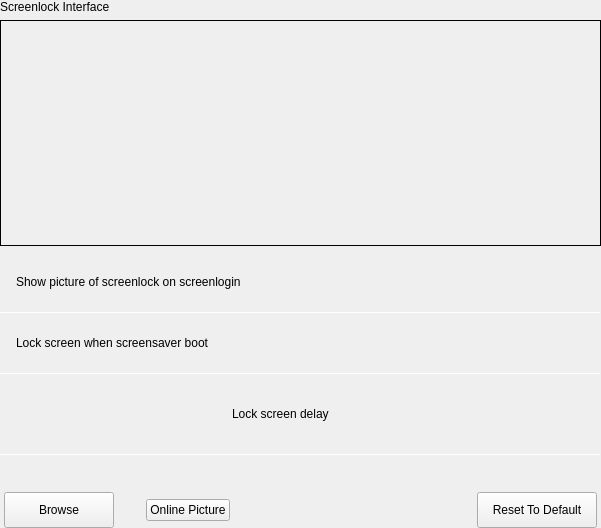
Qt form plugins/personalized/screenlock/screenlock.ui (ukui/ukui-control-center) before a commit.
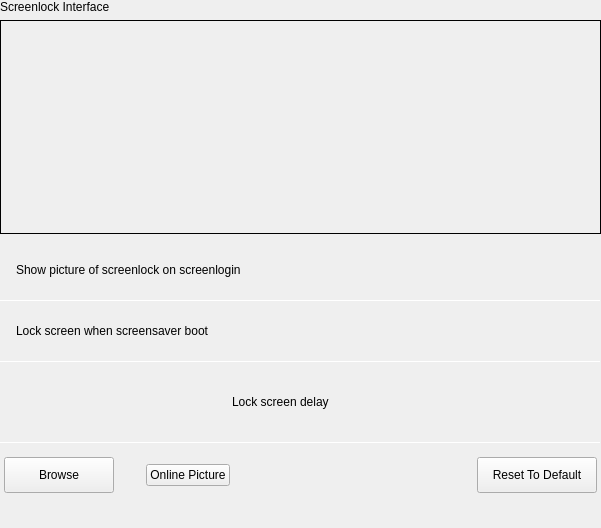
The same form after that commit. Custom widgets are drawn as their Qt base class.

Diff of the .ui file:
```diff
--- a/plugins/personalized/screenlock/screenlock.ui
+++ b/plugins/personalized/screenlock/screenlock.ui
@@ -493,6 +493,19 @@
      </layout>
     </widget>
    </item>
+   <item>
+    <spacer name="verticalSpacer">
+     <property name="orientation">
+      <enum>Qt::Vertical</enum>
+     </property>
+     <property name="sizeHint" stdset="0">
+      <size>
+       <width>20</width>
+       <height>0</height>
+      </size>
+     </property>
+    </spacer>
+   </item>
   </layout>
  </widget>
  <layoutdefault spacing="6" margin="11"/>
```
